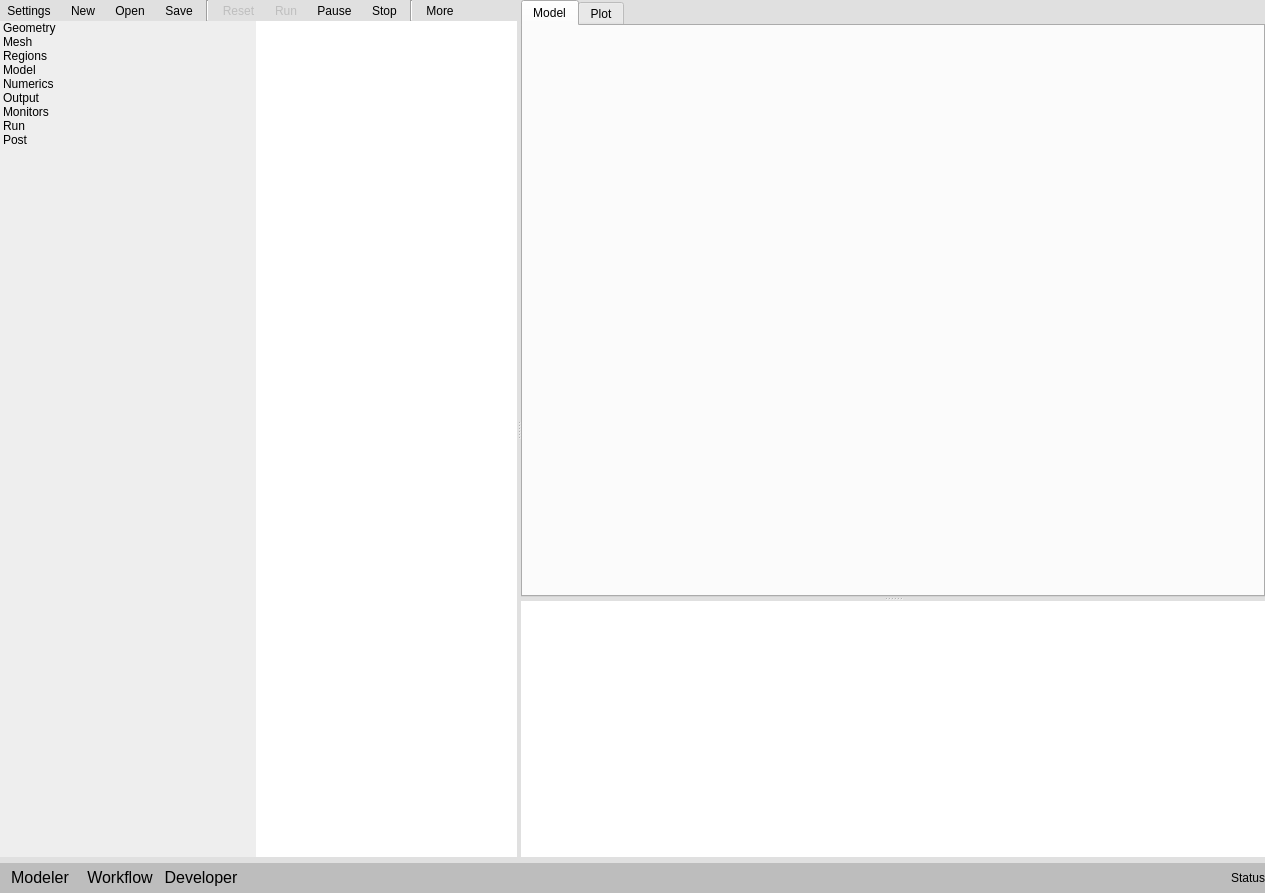
First picture: the form in gui/uifiles/gui.ui, repository truongd8593/mfix, before the edit.
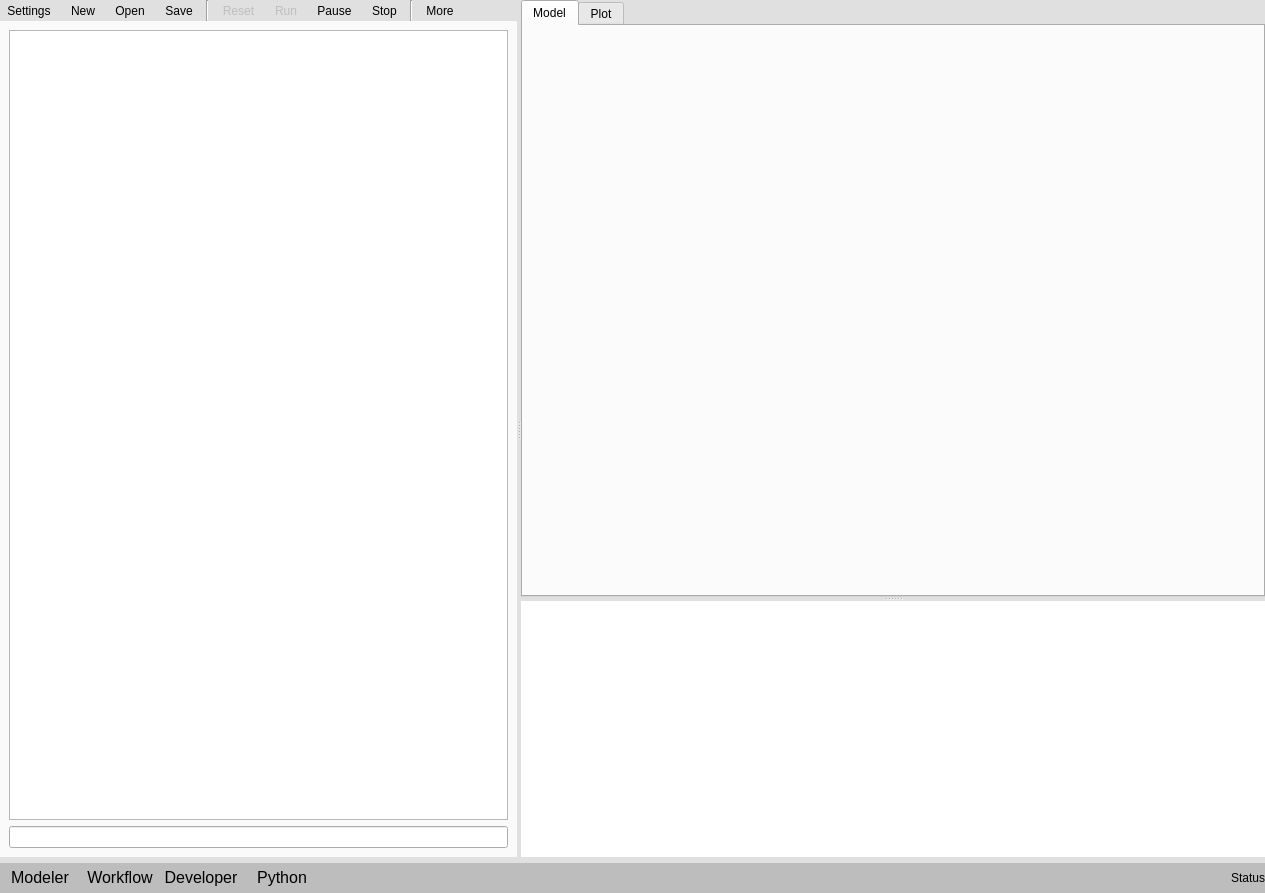
Second picture: the form after the edit.

Commit message: add embedded Python REPL for development/debugging use

Patch:
```diff
--- a/gui/uifiles/gui.ui
+++ b/gui/uifiles/gui.ui
@@ -174,6 +174,22 @@
          </property>
         </widget>
        </item>
+       <item>
+        <widget class="QPushButton" name="pushButtonInterpreter">
+         <property name="font">
+          <font>
+           <family>Arial</family>
+           <pointsize>12</pointsize>
+          </font>
+         </property>
+         <property name="text">
+          <string>Python</string>
+         </property>
+         <property name="flat">
+          <bool>true</bool>
+         </property>
+        </widget>
+       </item>
        <item>
         <spacer name="horizontalSpacer_4">
          <property name="orientation">
@@ -525,7 +541,7 @@
               <enum>QFrame::Plain</enum>
              </property>
              <property name="currentIndex">
-              <number>0</number>
+              <number>3</number>
              </property>
              <widget class="QWidget" name="modeler">
               <property name="styleSheet">
@@ -791,6 +807,26 @@
                </item>
               </layout>
              </widget>
+             <widget class="QWidget" name="interpreter">
+              <layout class="QGridLayout" name="gridLayout_2">
+               <item row="1" column="0">
+                <widget class="QLineEdit" name="lineedit_interpreter_input"/>
+               </item>
+               <item row="0" column="0">
+                <widget class="QPlainTextEdit" name="textedit_interpreter_output">
+                 <property name="lineWrapMode">
+                  <enum>QPlainTextEdit::WidgetWidth</enum>
+                 </property>
+                 <property name="readOnly">
+                  <bool>true</bool>
+                 </property>
+                 <property name="centerOnScroll">
+                  <bool>true</bool>
+                 </property>
+                </widget>
+               </item>
+              </layout>
+             </widget>
             </widget>
            </item>
           </layout>
```
Left out of the diff: 5 changed lines with no effect on the pictures. The commit also changes 1 other file.
